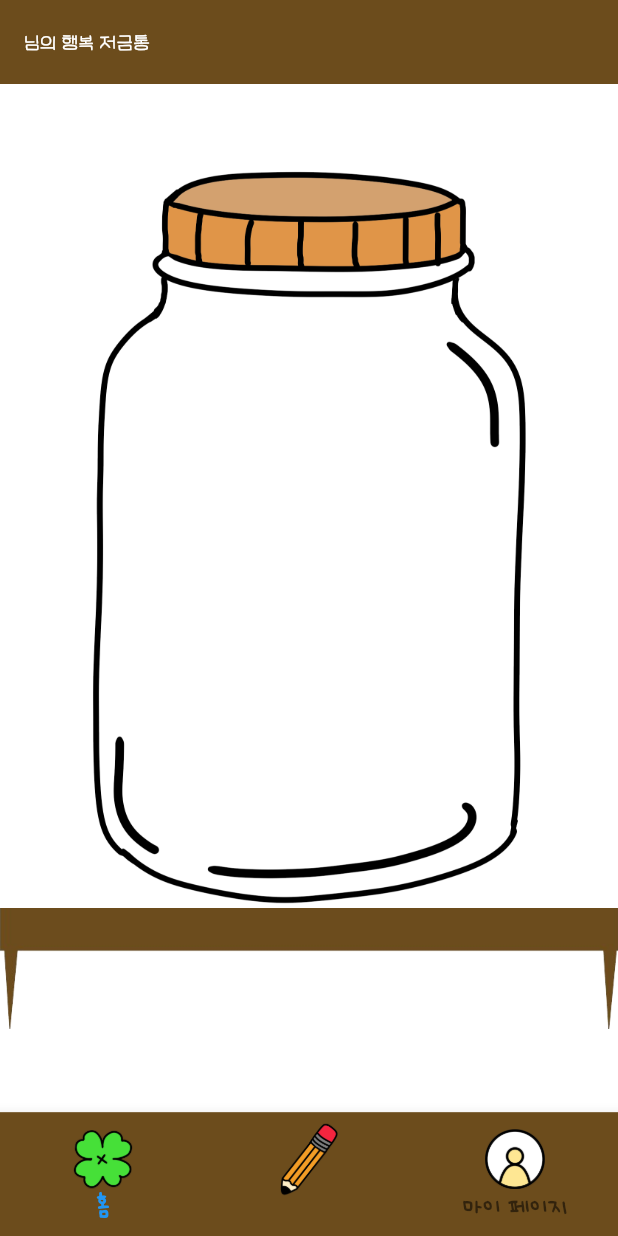
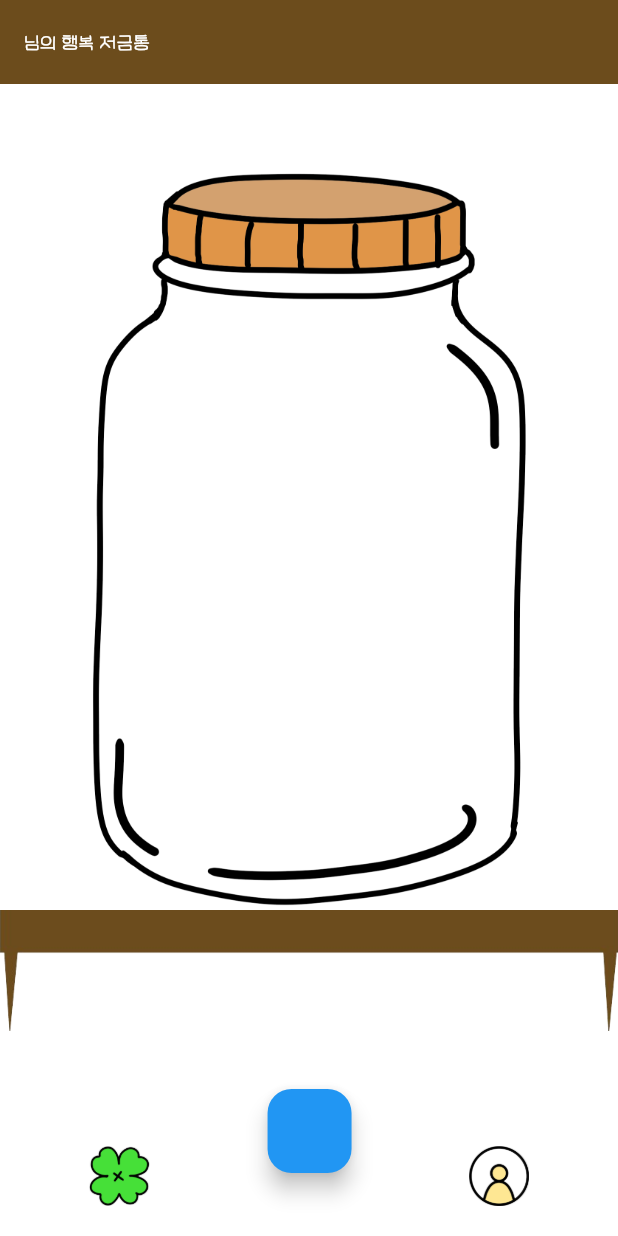
Before and after one commit to soju96/capsule, a Flutter app: the screen it shows after launch, on a phone screen of 412 x 824 dp. Run offline on Flutter 3.47's test engine with Material 3 defaults, Android fonts, the phone set to English and light mode, and no system bars.

Commit message:
[wk] / update / home_screen.dart / bottomAppBar로 변경

```diff
--- a/lib/src/pages/home_screen.dart
+++ b/lib/src/pages/home_screen.dart
@@ -25,30 +25,26 @@ class HomeScreen extends StatelessWidget {
           ],
         ),
       ),
-      bottomNavigationBar: BottomNavigationBar(
-        items: <BottomNavigationBarItem>[
-          BottomNavigationBarItem(
-            icon: Image.asset(
-              'assets/images/clover.png',
-              width: 40,
+      bottomNavigationBar: BottomAppBar(
+        child: Row(
+          mainAxisAlignment: MainAxisAlignment.spaceAround,
+          children: [
+            IconButton(
+              onPressed: () {},
+              icon: Image.asset('assets/images/clover.png'),
             ),
-            label: '홈',
-          ),
-          BottomNavigationBarItem(
-            icon: Image.asset(
-              'assets/images/pen.png',
-              width: 40,
+            Transform.translate(
+              offset: const Offset(0, -30),
+              child: FloatingActionButton(
+                onPressed: () {},
+              ),
             ),
-            label: '',
-          ),
-          BottomNavigationBarItem(
-            icon: Image.asset(
-              'assets/logos/user.png',
-              width: 40,
-            ),
-            label: '마이 페이지',
-          ),
-        ],
+            IconButton(
+              onPressed: () {},
+              icon: Image.asset('assets/logos/user.png'),
+            )
+          ],
+        ),
       ),
     );
   }
```
